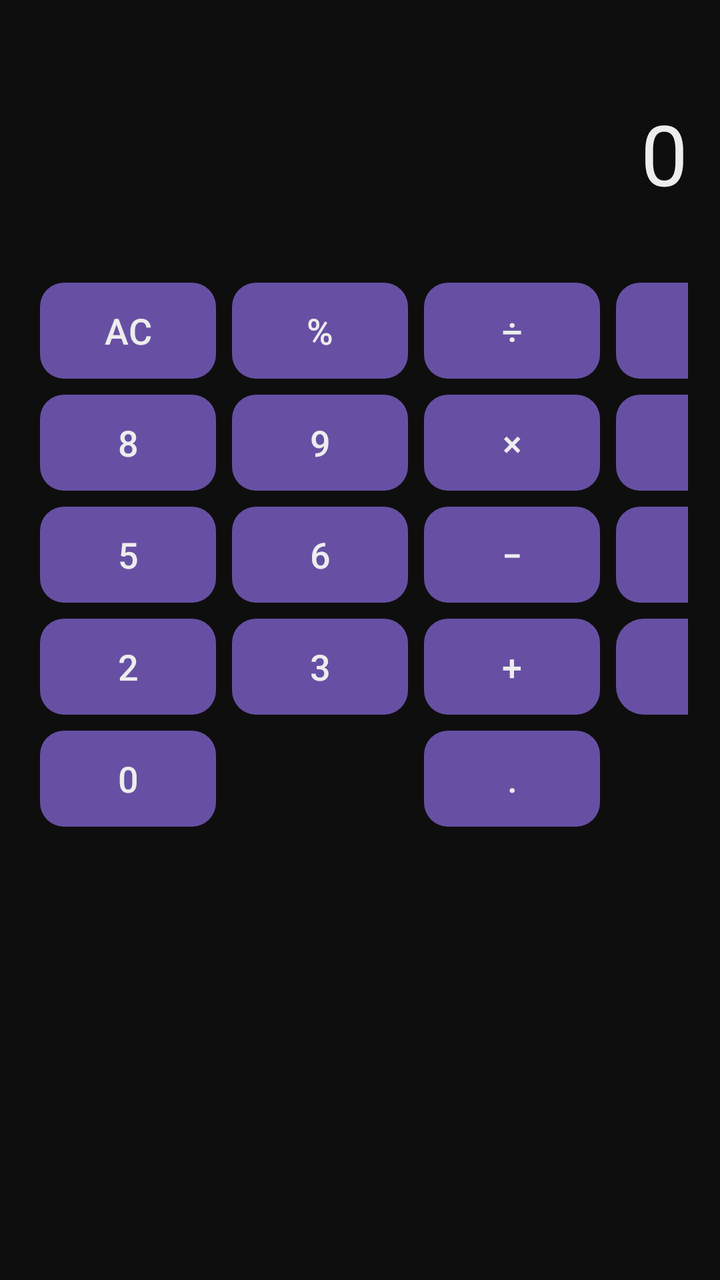
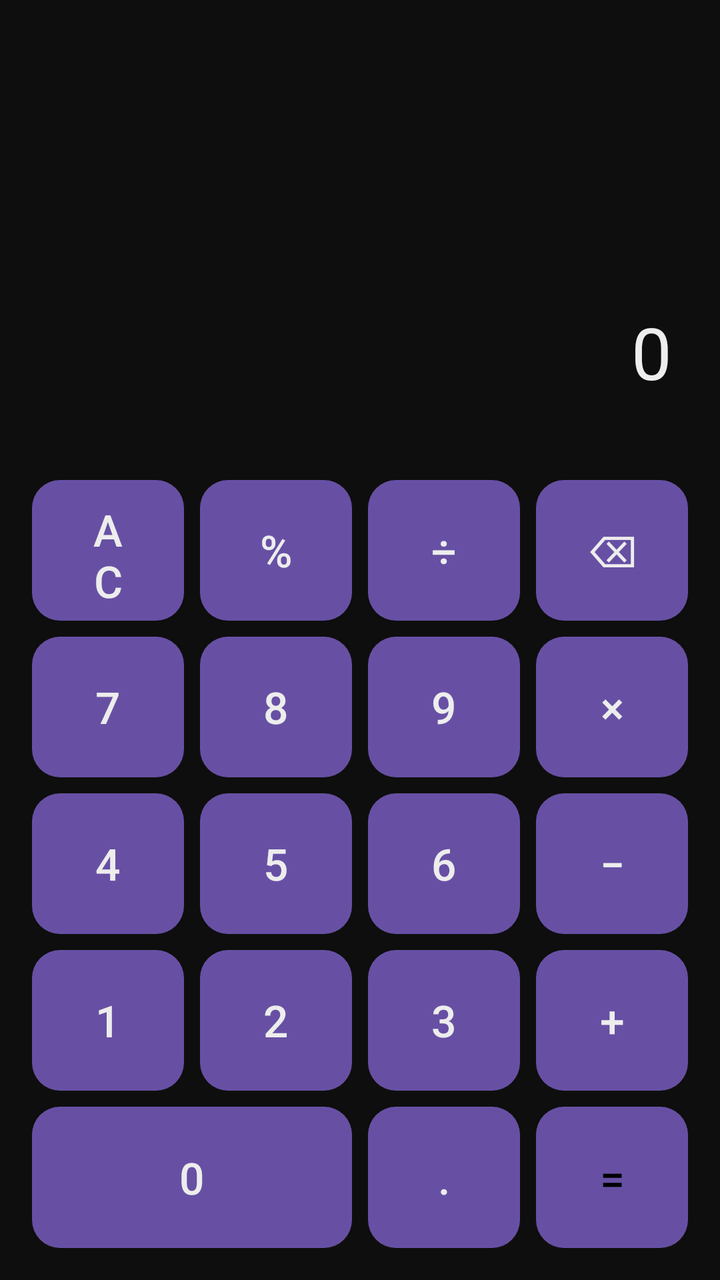

Compare the two renders of this Android layout. The source of the first and the diff that turns it into the second are given below.
<!-- AndroidManifest.xml: application theme Theme.Material3.DayNight.NoActionBar -->
<!-- res/layout/activity_main.xml -->
<?xml version="1.0" encoding="utf-8"?>
<LinearLayout xmlns:android="http://schemas.android.com/apk/res/android"
    android:orientation="vertical"
    android:background="#0E0E0E"
    android:padding="16dp"
    android:layout_width="match_parent"
    android:layout_height="match_parent">

    <TextView
        android:id="@+id/display"
        android:text="0"
        android:textColor="#EDEDED"
        android:textSize="42sp"
        android:gravity="end|center_vertical"
        android:layout_width="match_parent"
        android:layout_height="0dp"
        android:layout_weight="1"/>

    <GridLayout
        android:columnCount="4"
        android:rowCount="5"
        android:layout_width="match_parent"
        android:layout_height="0dp"
        android:layout_weight="4"
        android:useDefaultMargins="true">

        
        <Button style="@style/CalcBtn" android:id="@+id/btnClear" android:text="AC"/>
        <Button style="@style/CalcBtn" android:id="@+id/btnPercent" android:text="%"/>
        <Button style="@style/CalcBtn" android:id="@+id/btnDiv" android:text="÷"/>
        <Button style="@style/CalcBtnOp" android:id="@+id/btn7" android:text="7"/>

        
        <Button style="@style/CalcBtn" android:id="@+id/btn8" android:text="8"/>
        <Button style="@style/CalcBtn" android:id="@+id/btn9" android:text="9"/>
        <Button style="@style/CalcBtn" android:id="@+id/btnMul" android:text="×"/>
        <Button style="@style/CalcBtn" android:id="@+id/btn4" android:text="4"/>

        
        <Button style="@style/CalcBtn" android:id="@+id/btn5" android:text="5"/>
        <Button style="@style/CalcBtn" android:id="@+id/btn6" android:text="6"/>
        <Button style="@style/CalcBtn" android:id="@+id/btnMinus" android:text="−"/>
        <Button style="@style/CalcBtn" android:id="@+id/btn1" android:text="1"/>

        
        <Button style="@style/CalcBtn" android:id="@+id/btn2" android:text="2"/>
        <Button style="@style/CalcBtn" android:id="@+id/btn3" android:text="3"/>
        <Button style="@style/CalcBtn" android:id="@+id/btnPlus" android:text="+"/>
        <Button style="@style/CalcBtnEq" android:id="@+id/btnEqual" android:text="="/>

        
        <Button style="@style/CalcBtnWide"
            android:id="@+id/btn0"
            android:text="0"
            android:layout_columnSpan="2"/>
        <Button style="@style/CalcBtn" android:id="@+id/btnDot" android:text="."/>
    </GridLayout>

</LinearLayout>
<!-- resources referenced by this layout -->
<resources>
  <style name="CalcBtn">
          <item name="android:background">@drawable/btn_ripple</item>
          <item name="android:textColor">#EDEDED</item>
          <item name="android:textSize">18sp</item>
      </style>
  <style name="CalcBtnEq" parent="CalcBtn">
          <item name="android:textColor">#0E0E0E</item>
          <item name="android:background">@drawable/btn_equal</item>
      </style>
  <style name="CalcBtnOp" parent="CalcBtn">
          <item name="android:textColor">#FFB86C</item>
      </style>
  <style name="CalcBtnWide" parent="CalcBtn" />
  <!-- drawable btn_ripple (drawable) -->
  <ripple xmlns:android="http://schemas.android.com/apk/res/android"
      android:color="#33FFFFFF">
      <item>
          <shape>
              <solid android:color="#1F1F1F"/>
              <corners android:radius="12dp"/>
          </shape>
      </item>
  </ripple>
  <!-- drawable btn_equal (drawable) -->
  <shape xmlns:android="http://schemas.android.com/apk/res/android">
      <solid android:color="#F5C27A"/>
      <corners android:radius="14dp"/>
  </shape>
</resources>

<!-- the commit's change to res/layout/activity_main.xml (unified diff, before → after) -->
@@ -1,59 +1,65 @@
 <?xml version="1.0" encoding="utf-8"?>
 <LinearLayout xmlns:android="http://schemas.android.com/apk/res/android"
     android:orientation="vertical"
-    android:background="#0E0E0E"
-    android:padding="16dp"
     android:layout_width="match_parent"
-    android:layout_height="match_parent">
+    android:layout_height="match_parent"
+    android:background="@color/bg_dark">
 
+    
     <TextView
         android:id="@+id/display"
-        android:text="0"
-        android:textColor="#EDEDED"
-        android:textSize="42sp"
-        android:gravity="end|center_vertical"
         android:layout_width="match_parent"
         android:layout_height="0dp"
-        android:layout_weight="1"/>
+        android:layout_weight="0.35"
+        android:gravity="end|bottom"
+        android:padding="24dp"
+        android:text="0"
+        android:textSize="36sp"
+        android:textColor="@color/text_primary" />
 
+    
     <GridLayout
+        android:layout_width="match_parent"
+        android:layout_height="0dp"
+        android:layout_weight="0.65"
         android:columnCount="4"
         android:rowCount="5"
-        android:layout_width="match_parent"
-        android:layout_height="0dp"
-        android:layout_weight="4"
-        android:useDefaultMargins="true">
+        android:useDefaultMargins="true"
+        android:padding="12dp">
 
         
-        <Button style="@style/CalcBtn" android:id="@+id/btnClear" android:text="AC"/>
-        <Button style="@style/CalcBtn" android:id="@+id/btnPercent" android:text="%"/>
-        <Button style="@style/CalcBtn" android:id="@+id/btnDiv" android:text="÷"/>
-        <Button style="@style/CalcBtnOp" android:id="@+id/btn7" android:text="7"/>
+        <Button style="@style/CalcBtn" android:text="AC"/>
+        <Button style="@style/CalcBtn" android:text="%"/>
+        <Button style="@style/CalcBtn" android:text="÷"/>
+        <Button style="@style/CalcBtn" android:text="⌫"/>
 
         
-        <Button style="@style/CalcBtn" android:id="@+id/btn8" android:text="8"/>
-        <Button style="@style/CalcBtn" android:id="@+id/btn9" android:text="9"/>
-        <Button style="@style/CalcBtn" android:id="@+id/btnMul" android:text="×"/>
-        <Button style="@style/CalcBtn" android:id="@+id/btn4" android:text="4"/>
+        <Button style="@style/CalcBtn" android:text="7"/>
+        <Button style="@style/CalcBtn" android:text="8"/>
+        <Button style="@style/CalcBtn" android:text="9"/>
+        <Button style="@style/OpBtn" android:text="×"/>
 
         
-        <Button style="@style/CalcBtn" android:id="@+id/btn5" android:text="5"/>
-        <Button style="@style/CalcBtn" android:id="@+id/btn6" android:text="6"/>
-        <Button style="@style/CalcBtn" android:id="@+id/btnMinus" android:text="−"/>
-        <Button style="@style/CalcBtn" android:id="@+id/btn1" android:text="1"/>
+        <Button style="@style/CalcBtn" android:text="4"/>
+        <Button style="@style/CalcBtn" android:text="5"/>
+        <Button style="@style/CalcBtn" android:text="6"/>
+        <Button style="@style/OpBtn" android:text="−"/>
 
         
-        <Button style="@style/CalcBtn" android:id="@+id/btn2" android:text="2"/>
-        <Button style="@style/CalcBtn" android:id="@+id/btn3" android:text="3"/>
-        <Button style="@style/CalcBtn" android:id="@+id/btnPlus" android:text="+"/>
-        <Button style="@style/CalcBtnEq" android:id="@+id/btnEqual" android:text="="/>
+        <Button style="@style/CalcBtn" android:text="1"/>
+        <Button style="@style/CalcBtn" android:text="2"/>
+        <Button style="@style/CalcBtn" android:text="3"/>
+        <Button style="@style/OpBtn" android:text="+"/>
 
         
-        <Button style="@style/CalcBtnWide"
-            android:id="@+id/btn0"
+        <Button
+            style="@style/CalcBtn"
             android:text="0"
             android:layout_columnSpan="2"/>
-        <Button style="@style/CalcBtn" android:id="@+id/btnDot" android:text="."/>
+
+        <Button style="@style/CalcBtn" android:text="."/>
+        <Button style="@style/EqBtn" android:text="="/>
+
     </GridLayout>
 
 </LinearLayout>
<!-- resource entries referenced after the edit -->
@@ -1,32 +1,40 @@
 <!-- resources referenced by this layout -->
 <resources>
+  <color name="bg_dark">#0E0E0E</color>
+  <color name="text_primary">#EDEDED</color>
   <style name="CalcBtn">
-          <item name="android:background">@drawable/btn_ripple</item>
-          <item name="android:textColor">#EDEDED</item>
-          <item name="android:textSize">18sp</item>
+          <item name="android:layout_width">0dp</item>
+          <item name="android:layout_height">0dp</item>
+          <item name="android:layout_rowWeight">1</item>
+          <item name="android:layout_columnWeight">1</item>
+          <item name="android:background">@drawable/btn_normal</item>
+          <item name="android:textColor">@color/text_primary</item>
+          <item name="android:textSize">22sp</item>
       </style>
-  <style name="CalcBtnEq" parent="CalcBtn">
-          <item name="android:textColor">#0E0E0E</item>
+  <style name="EqBtn" parent="CalcBtn">
           <item name="android:background">@drawable/btn_equal</item>
+          <item name="android:textColor">#000000</item>
       </style>
-  <style name="CalcBtnOp" parent="CalcBtn">
-          <item name="android:textColor">#FFB86C</item>
+  <style name="OpBtn" parent="CalcBtn">
+          <item name="android:background">@drawable/btn_operator</item>
       </style>
-  <style name="CalcBtnWide" parent="CalcBtn" />
-  <!-- drawable btn_ripple (drawable) -->
-  <ripple xmlns:android="http://schemas.android.com/apk/res/android"
-      android:color="#33FFFFFF">
-      <item>
-          <shape>
-              <solid android:color="#1F1F1F"/>
-              <corners android:radius="12dp"/>
-          </shape>
-      </item>
-  </ripple>
+  <!-- drawable btn_normal (drawable) -->
+  <shape xmlns:android="http://schemas.android.com/apk/res/android">
+      <solid android:color="@color/btn_dark"/>
+      <corners android:radius="14dp"/>
+  </shape>
   <!-- drawable btn_equal (drawable) -->
   <shape xmlns:android="http://schemas.android.com/apk/res/android">
-      <solid android:color="#F5C27A"/>
+      <solid android:color="@color/btn_eq"/>
       <corners android:radius="14dp"/>
   </shape>
+  <!-- drawable btn_operator (drawable) -->
+  <shape xmlns:android="http://schemas.android.com/apk/res/android">
+      <solid android:color="@color/btn_op"/>
+      <corners android:radius="14dp"/>
+  </shape>
+  <color name="btn_dark">#1C1C1C</color>
+  <color name="btn_eq">#F5E6D3</color>
+  <color name="btn_op">#2A1F1B</color>
 </resources>
 
